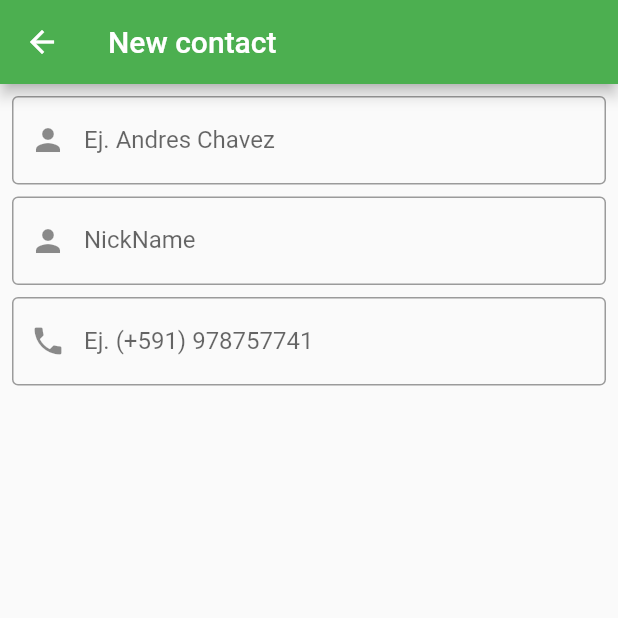
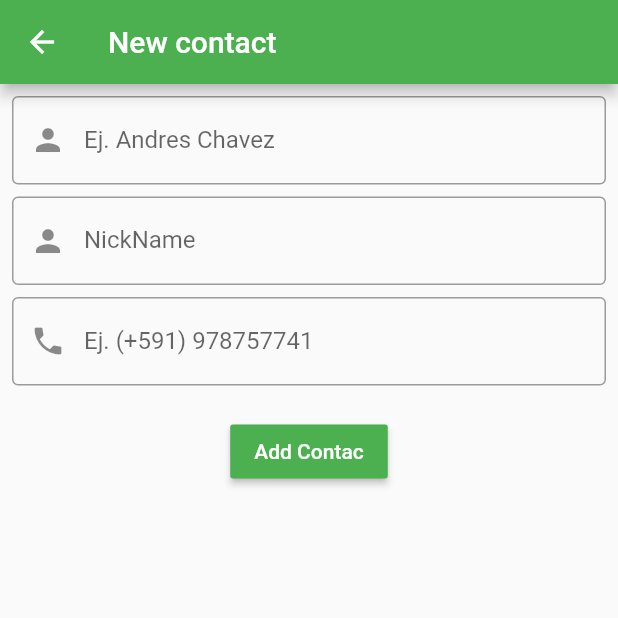
Before and after one commit to goandreus/todo_expo, a Flutter app: the FormContactPage screen opened by its route, on a phone screen of 412 x 824 dp, the top half of it. Run offline on Flutter 3.47's test engine with Material 2 defaults, Android fonts, the phone set to English and light mode, and no system bars; statements that could not run were skipped.

Commit message:
controller for nick name person tuuppercase

```diff
--- a/lib/models/person_model.dart
+++ b/lib/models/person_model.dart
@@ -1,12 +1,14 @@
 import 'package:flutter/material.dart';
 
 class PersonModel{
-  final IconData iconoIzquierda;
-  final IconData iconoDerecha;
-  final String nombre;
-  final String descripcion;
+   IconData iconoIzquierda;
+   IconData iconoDerecha;
+   String nombre;
+   String descripcion;
+   String nickName;
+   String telefono;
 
-  PersonModel({this.iconoIzquierda, this.iconoDerecha, this.nombre, this.descripcion});
+  PersonModel({this.iconoIzquierda, this.iconoDerecha, this.nombre, this.descripcion, this.nickName, this.telefono});
 
 }
 
@@ -15,6 +17,7 @@ PersonModel persona1 = PersonModel(
     descripcion: 'Example',
     iconoDerecha: Icons.message,
     iconoIzquierda: Icons.person,
+    nickName: 'goandreus'
   );
 
   PersonModel persona2 = PersonModel(
@@ -22,6 +25,7 @@ PersonModel persona1 = PersonModel(
     descripcion: 'Example',
     iconoDerecha: Icons.message,
     iconoIzquierda: Icons.person,
+    nickName: 'alvar'
   );
 
   PersonModel persona3 = PersonModel(
@@ -29,4 +33,5 @@ PersonModel persona1 = PersonModel(
     descripcion: 'Example',
     iconoDerecha: Icons.message,
     iconoIzquierda: Icons.person,
+    nickName: 'freelo'
   );
--- a/lib/ui/pages/form_contact_page.dart
+++ b/lib/ui/pages/form_contact_page.dart
@@ -1,4 +1,6 @@
 import 'package:flutter/material.dart';
+import 'package:todo_expo/controllers/list_contacts_controller.dart';
+import 'package:todo_expo/models/person_model.dart';
 
 GlobalKey<FormState> formContactKey = GlobalKey<FormState>();
 GlobalKey<ScaffoldState> formPageKey = GlobalKey<ScaffoldState>();
@@ -22,20 +24,23 @@ class _FormContactPageState extends State<FormContactPage> {
     _telefonoController = TextEditingController(text: '');
   }
 
+  ListContactController _controller = ListContactController.instancia;
+  PersonModel _person = PersonModel();
+
   @override
   Widget build(BuildContext context) {
     print(_nameController.text);
-    return Scaffold(
-      key: formPageKey,
-      appBar: AppBar(
-       // automaticallyImplyLeading: false,
-        title: Text('New contact'),
-      ),
-      body: GestureDetector(
-        onTap: (){
-          FocusScope.of(context).requestFocus(FocusNode());
-        },
-        child: SingleChildScrollView(
+    return GestureDetector(
+      onTap: (){
+        FocusScope.of(context).requestFocus(FocusNode());
+      },
+      child: Scaffold(
+        key: formPageKey,
+        appBar: AppBar(
+         // automaticallyImplyLeading: false,
+          title: Text('New contact'),
+        ),
+        body: SingleChildScrollView(
           child: Form(
             key: formContactKey,
             child: Padding(
@@ -52,7 +57,7 @@ class _FormContactPageState extends State<FormContactPage> {
                       labelText: 'Ej. Andres Chavez'
                     ),
                     controller: _nameController,
-                    onChanged: (value) => print(_nameController.text),
+                    onChanged: (value) => _person.nombre = value,
                   ),
                   SizedBox(
                     height: 8,
@@ -67,14 +72,14 @@ class _FormContactPageState extends State<FormContactPage> {
                       labelText: 'NickName'
                     ),
                     controller: _nicknameController,
-                    onChanged: (value) => print(_nicknameController.text),
+                    onChanged: (value) => _person.nickName = value,
                   ),
                   SizedBox(
                     height: 8,
                   ),
                   TextFormField(
                     decoration: InputDecoration(
-                      hintText: 'Telefono',
+                      hintText: 'Phone',
                       prefixIcon: Icon(Icons.phone),
                       border: OutlineInputBorder(
                         borderSide: BorderSide(color: Theme.of(context).primaryColor)
@@ -82,8 +87,18 @@ class _FormContactPageState extends State<FormContactPage> {
                       labelText: 'Ej. (+591) 978757741'
                     ),
                     controller: _telefonoController,
-                    onChanged: (value) => print(_telefonoController.text),
+                    onChanged: (value) => _person.telefono = value,
                   ),
+                  SizedBox(height: 20,),
+                  RaisedButton(
+                    color: Theme.of(context).primaryColor,
+                    onPressed: (){
+                      _controller.contacts.value = List.from(_controller.contacts.value)..add(_person);
+                    },
+                    child: Text('Add Contac',
+                    style: TextStyle(color: Colors.white),
+                    ),
+                  )
                 ],
               ),
             ),
--- a/lib/ui/widgets/custom_listtile.dart
+++ b/lib/ui/widgets/custom_listtile.dart
@@ -24,9 +24,9 @@ class CustomListTile extends StatelessWidget {
             ],
           ),
         ),
-        leading: Icon(person.iconoIzquierda),
+        leading: CircleAvatar(child: Text(person.nombre[0].toUpperCase()),),
         title: Text(person.nombre),
-        subtitle: Text(person.descripcion),
+        subtitle: Text(person.nickName),
       );
   }
 }
```
Also changed, not shown: lib/main.dart (+6 -11 lines), pubspec.lock.
